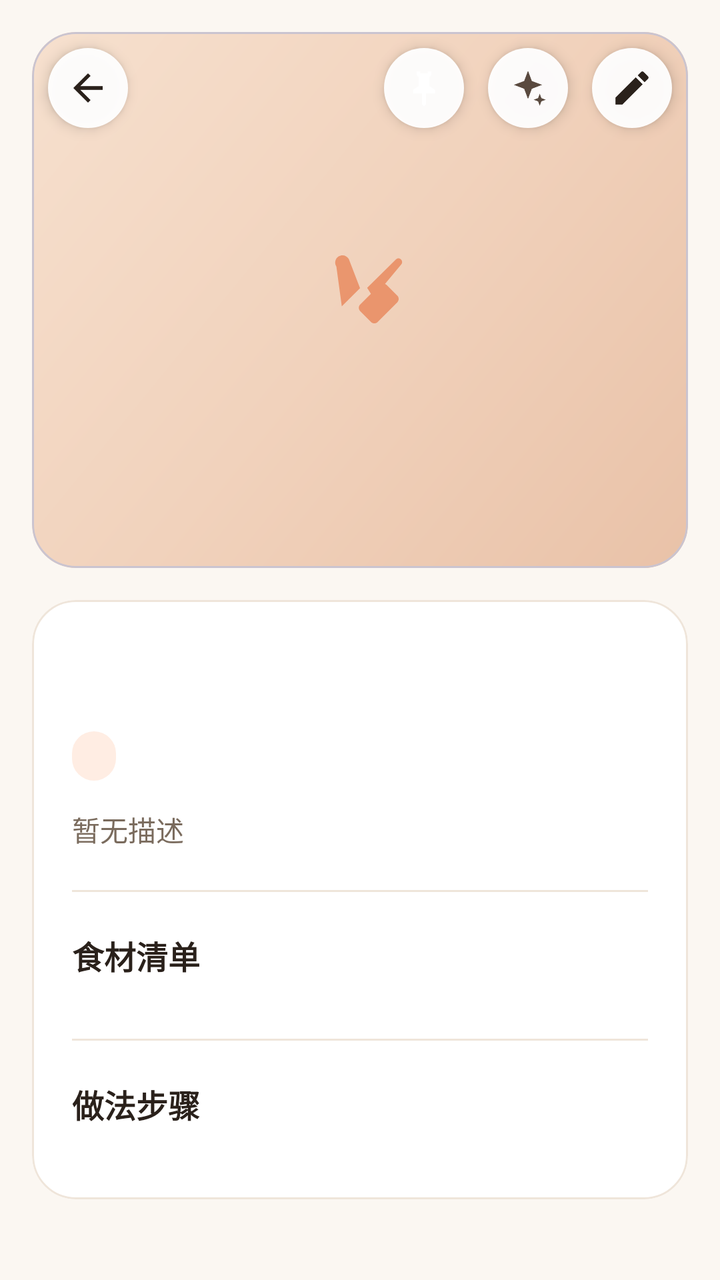
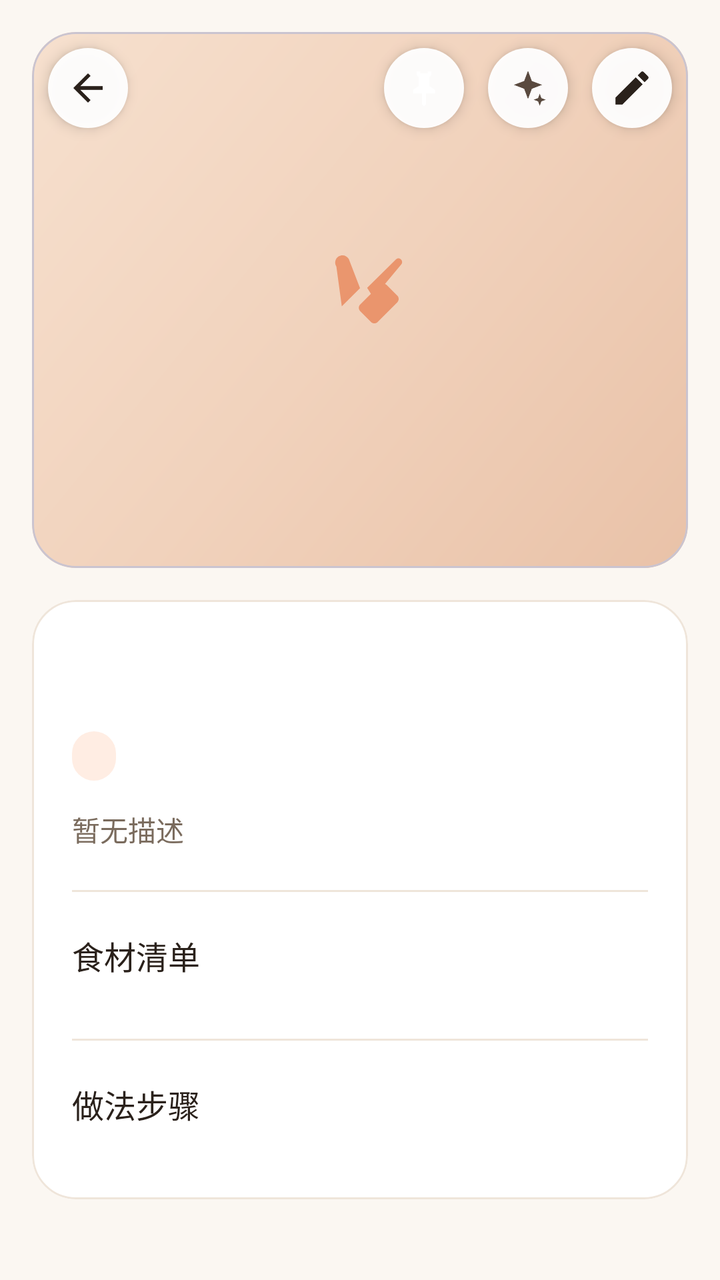

Screens rendered from an Android XML layout before and after an edit, with the pre-edit source and the edit as a unified diff.
<!-- AndroidManifest.xml: application theme Theme.Zuocai -->
<!-- res/layout/activity_detail.xml -->
<?xml version="1.0" encoding="utf-8"?>
<androidx.coordinatorlayout.widget.CoordinatorLayout
    xmlns:android="http://schemas.android.com/apk/res/android"
    xmlns:app="http://schemas.android.com/apk/res-auto"
    android:layout_width="match_parent"
    android:layout_height="match_parent"
    android:background="@color/bg">

    <androidx.core.widget.NestedScrollView
        android:id="@+id/scroll"
        android:layout_width="match_parent"
        android:layout_height="match_parent"
        android:clipToPadding="false"
        android:fillViewport="true"
        android:scrollbars="none">

        <LinearLayout
            android:layout_width="match_parent"
            android:layout_height="wrap_content"
            android:orientation="vertical">

            
            <com.google.android.material.card.MaterialCardView
                android:layout_width="match_parent"
                android:layout_height="268dp"
                android:layout_marginStart="16dp"
                android:layout_marginTop="16dp"
                android:layout_marginEnd="16dp"
                android:layout_marginBottom="16dp"
                app:cardBackgroundColor="@color/surface_sunken"
                app:cardCornerRadius="22dp"
                app:cardElevation="0dp">

                <FrameLayout
                    android:layout_width="match_parent"
                    android:layout_height="match_parent">

                    <ImageView
                        android:id="@+id/cover"
                        android:layout_width="match_parent"
                        android:layout_height="match_parent"
                        android:background="@drawable/bg_cover_placeholder"
                        android:scaleType="centerCrop"
                        android:contentDescription="@null" />

                    <ImageView
                        android:id="@+id/coverIcon"
                        android:layout_width="56dp"
                        android:layout_height="56dp"
                        android:layout_gravity="center"
                        android:alpha="0.5"
                        android:src="@drawable/ic_restaurant"
                        android:contentDescription="@null" />
                </FrameLayout>
            </com.google.android.material.card.MaterialCardView>

            
            <com.google.android.material.card.MaterialCardView
                android:layout_width="match_parent"
                android:layout_height="wrap_content"
                android:layout_marginStart="16dp"
                android:layout_marginTop="0dp"
                android:layout_marginEnd="16dp"
                android:layout_marginBottom="28dp"
                app:cardBackgroundColor="@color/surface"
                app:cardCornerRadius="22dp"
                app:cardElevation="0dp"
                app:strokeColor="@color/divider"
                app:strokeWidth="1dp">

                <LinearLayout
                    android:layout_width="match_parent"
                    android:layout_height="wrap_content"
                    android:orientation="vertical"
                    android:paddingStart="20dp"
                    android:paddingTop="22dp"
                    android:paddingEnd="20dp"
                    android:paddingBottom="24dp">

                    <TextView
                        android:id="@+id/detailName"
                        android:layout_width="match_parent"
                        android:layout_height="wrap_content"
                        android:textColor="@color/text_primary"
                        android:textSize="23sp"
                        android:textStyle="bold"
                        android:lineSpacingExtra="3dp" />

                    
                    <LinearLayout
                        android:layout_width="match_parent"
                        android:layout_height="wrap_content"
                        android:layout_marginTop="13dp"
                        android:gravity="center_vertical"
                        android:orientation="horizontal">

                        <TextView
                            android:id="@+id/detailCategory"
                            android:layout_width="wrap_content"
                            android:layout_height="wrap_content"
                            android:background="@drawable/bg_pill_soft"
                            android:paddingStart="11dp"
                            android:paddingTop="5dp"
                            android:paddingEnd="11dp"
                            android:paddingBottom="5dp"
                            android:textColor="@color/brand"
                            android:textSize="11sp"
                            android:textStyle="bold" />

                        <TextView
                            android:id="@+id/detailMinutes"
                            android:layout_width="wrap_content"
                            android:layout_height="wrap_content"
                            android:layout_marginStart="12dp"
                            android:drawablePadding="4dp"
                            android:gravity="center_vertical"
                            android:textColor="@color/text_tertiary"
                            android:textSize="12sp" />

                        <TextView
                            android:id="@+id/detailServings"
                            android:layout_width="wrap_content"
                            android:layout_height="wrap_content"
                            android:layout_marginStart="10dp"
                            android:drawablePadding="4dp"
                            android:gravity="center_vertical"
                            android:textColor="@color/text_tertiary"
                            android:textSize="12sp" />

                        <TextView
                            android:id="@+id/detailDifficulty"
                            android:layout_width="wrap_content"
                            android:layout_height="wrap_content"
                            android:layout_marginStart="10dp"
                            android:drawablePadding="4dp"
                            android:gravity="center_vertical"
                            android:textColor="@color/text_tertiary"
                            android:textSize="12sp" />
                    </LinearLayout>

                    
                    <HorizontalScrollView
                        android:id="@+id/variantBar"
                        android:layout_width="match_parent"
                        android:layout_height="wrap_content"
                        android:layout_marginTop="14dp"
                        android:scrollbars="none"
                        android:visibility="gone">

                        <LinearLayout
                            android:id="@+id/variantChips"
                            android:layout_width="wrap_content"
                            android:layout_height="wrap_content"
                            android:orientation="horizontal" />
                    </HorizontalScrollView>

                    <TextView
                        android:id="@+id/detailDescription"
                        android:layout_width="match_parent"
                        android:layout_height="wrap_content"
                        android:layout_marginTop="14dp"
                        android:lineSpacingExtra="4dp"
                        android:text="@string/detail_empty_desc"
                        android:textColor="@color/text_secondary"
                        android:textSize="14sp" />

                    <View
                        android:layout_width="match_parent"
                        android:layout_height="1dp"
                        android:layout_marginTop="20dp"
                        android:background="@color/divider" />

                    
                    <TextView
                        android:layout_width="wrap_content"
                        android:layout_height="wrap_content"
                        android:layout_marginTop="20dp"
                        android:text="@string/detail_ingredients"
                        android:textColor="@color/text_primary"
                        android:textSize="16sp"
                        android:textStyle="bold" />

                    <LinearLayout
                        android:id="@+id/ingredientContainer"
                        android:layout_width="match_parent"
                        android:layout_height="wrap_content"
                        android:layout_marginTop="10dp"
                        android:orientation="vertical" />

                    <View
                        android:layout_width="match_parent"
                        android:layout_height="1dp"
                        android:layout_marginTop="20dp"
                        android:background="@color/divider" />

                    
                    <TextView
                        android:layout_width="wrap_content"
                        android:layout_height="wrap_content"
                        android:layout_marginTop="20dp"
                        android:text="@string/detail_steps"
                        android:textColor="@color/text_primary"
                        android:textSize="16sp"
                        android:textStyle="bold" />

                    <LinearLayout
                        android:id="@+id/stepContainer"
                        android:layout_width="match_parent"
                        android:layout_height="wrap_content"
                        android:layout_marginTop="12dp"
                        android:orientation="vertical" />

                </LinearLayout>
            </com.google.android.material.card.MaterialCardView>
        </LinearLayout>
    </androidx.core.widget.NestedScrollView>

    
    <ImageButton
        android:id="@+id/backButton"
        android:layout_width="40dp"
        android:layout_height="40dp"
        android:layout_gravity="top|start"
        android:layout_marginStart="24dp"
        android:layout_marginTop="24dp"
        android:background="@drawable/bg_circle_white"
        android:elevation="4dp"
        android:padding="9dp"
        android:scaleType="fitCenter"
        android:src="@drawable/ic_back"
        android:contentDescription="@string/cancel" />

    
    <ImageButton
        android:id="@+id/editButton"
        android:layout_width="40dp"
        android:layout_height="40dp"
        android:layout_gravity="top|end"
        android:layout_marginTop="24dp"
        android:layout_marginEnd="24dp"
        android:background="@drawable/bg_circle_white"
        android:elevation="4dp"
        android:padding="9dp"
        android:scaleType="fitCenter"
        android:src="@drawable/ic_edit"
        android:contentDescription="@string/edit" />

    
    <ImageButton
        android:id="@+id/aiButton"
        android:layout_width="40dp"
        android:layout_height="40dp"
        android:layout_gravity="top|end"
        android:layout_marginTop="24dp"
        android:layout_marginEnd="76dp"
        android:background="@drawable/bg_circle_white"
        android:elevation="4dp"
        android:padding="9dp"
        android:scaleType="fitCenter"
        android:src="@drawable/ic_ai"
        android:contentDescription="@string/ai_variant" />

    
    <ImageButton
        android:id="@+id/pinButton"
        android:layout_width="40dp"
        android:layout_height="40dp"
        android:layout_gravity="top|end"
        android:layout_marginTop="24dp"
        android:layout_marginEnd="128dp"
        android:background="@drawable/bg_circle_white"
        android:elevation="4dp"
        android:padding="9dp"
        android:scaleType="fitCenter"
        android:src="@drawable/ic_pin"
        android:contentDescription="@string/pin_toggle" />

    
    <LinearLayout
        android:id="@+id/previewBar"
        android:layout_width="match_parent"
        android:layout_height="wrap_content"
        android:layout_gravity="bottom"
        android:background="@color/surface"
        android:elevation="10dp"
        android:orientation="vertical"
        android:paddingStart="20dp"
        android:paddingTop="14dp"
        android:paddingEnd="20dp"
        android:paddingBottom="22dp"
        android:visibility="gone">

        <TextView
            android:id="@+id/previewTitle"
            android:layout_width="match_parent"
            android:layout_height="wrap_content"
            android:text="@string/variant_preview_title"
            android:textColor="@color/text_primary"
            android:textSize="14sp"
            android:textStyle="bold" />

        <LinearLayout
            android:layout_width="match_parent"
            android:layout_height="wrap_content"
            android:layout_marginTop="10dp"
            android:orientation="horizontal">

            <com.google.android.material.button.MaterialButton
                android:id="@+id/previewDiscard"
                style="?attr/materialButtonOutlinedStyle"
                android:layout_width="0dp"
                android:layout_height="wrap_content"
                android:layout_weight="1"
                android:text="@string/variant_discard" />

            <com.google.android.material.button.MaterialButton
                android:id="@+id/previewSave"
                android:layout_width="0dp"
                android:layout_height="wrap_content"
                android:layout_marginStart="12dp"
                android:layout_weight="1"
                android:text="@string/variant_save" />
        </LinearLayout>
    </LinearLayout>

</androidx.coordinatorlayout.widget.CoordinatorLayout>
<!-- resources referenced by this layout -->
<resources>
  <color name="bg">#FBF7F2</color>
  <color name="brand">#E2571E</color>
  <color name="divider">#EFE5DA</color>
  <color name="surface">#FFFFFF</color>
  <color name="surface_sunken">#F4EDE5</color>
  <color name="text_primary">#2A211B</color>
  <color name="text_secondary">#7A6B5D</color>
  <color name="text_tertiary">#A99A8B</color>
  <!-- drawable bg_circle_white (drawable) -->
  <?xml version="1.0" encoding="utf-8"?>
  <shape xmlns:android="http://schemas.android.com/apk/res/android" android:shape="oval">
      <solid android:color="#F2FFFFFF" />
  </shape>
  <!-- drawable bg_cover_placeholder (drawable) -->
  <?xml version="1.0" encoding="utf-8"?>
  <shape xmlns:android="http://schemas.android.com/apk/res/android" android:shape="rectangle">
      <gradient
          android:angle="315"
          android:startColor="#F6E0CE"
          android:centerColor="#F1D2BC"
          android:endColor="#E9C2A8"
          android:type="linear" />
      <corners android:radius="18dp" />
  </shape>
  <!-- drawable bg_pill_soft (drawable) -->
  <?xml version="1.0" encoding="utf-8"?>
  <shape xmlns:android="http://schemas.android.com/apk/res/android" android:shape="rectangle">
      <solid android:color="@color/brand_light" />
      <corners android:radius="30dp" />
  </shape>
  <!-- drawable ic_back (drawable) -->
  <vector xmlns:android="http://schemas.android.com/apk/res/android"
      android:width="24dp" android:height="24dp"
      android:viewportWidth="24" android:viewportHeight="24"
      android:tint="@color/text_primary">
      <path android:fillColor="@android:color/white" android:pathData="M20,11H7.83l5.59,-5.59L12,4l-8,8 8,8 1.41,-1.41L7.83,13H20v-2z" />
  </vector>
  <!-- drawable ic_pin (drawable) -->
  <?xml version="1.0" encoding="utf-8"?>
  <vector xmlns:android="http://schemas.android.com/apk/res/android"
      android:width="24dp"
      android:height="24dp"
      android:viewportWidth="24"
      android:viewportHeight="24">
      <path
          android:fillColor="#FFFFFF"
          android:pathData="M16,3v2l-1,1v5l3,2v2h-5v6l-1,1l-1,-1v-6H6v-2l3,-2V6L8,5V3h2v1h4V3H16z" />
  </vector>
  <string name="ai_variant">换个做法</string>
  <string name="cancel">取消</string>
  <string name="detail_empty_desc">暂无描述</string>
  <string name="detail_ingredients">食材清单</string>
  <string name="detail_steps">做法步骤</string>
  <string name="edit">编辑</string>
  <string name="pin_toggle">常做</string>
  <string name="variant_discard">放弃</string>
  <string name="variant_preview_title">预览</string>
  <string name="variant_save">保存为做法</string>
  <color name="brand_light">#FFEDE3</color>
  <color name="text_on_brand">#FFFFFF</color>
  <!-- unchanged entries left out for length: 4 -->
</resources>

<!-- the commit's change to res/layout/activity_detail.xml (unified diff, before → after) -->
@@ -81,10 +81,10 @@
                         android:id="@+id/detailName"
                         android:layout_width="match_parent"
                         android:layout_height="wrap_content"
+                        android:fontFamily="sans-serif-medium"
+                        android:lineSpacingExtra="3dp"
                         android:textColor="@color/text_primary"
-                        android:textSize="23sp"
-                        android:textStyle="bold"
-                        android:lineSpacingExtra="3dp" />
+                        android:textSize="23sp" />
 
                     
                     <LinearLayout
@@ -164,6 +164,75 @@
                         android:textColor="@color/text_secondary"
                         android:textSize="14sp" />
 
+                    
+                    <com.google.android.material.card.MaterialCardView
+                        android:id="@+id/videoCard"
+                        android:layout_width="match_parent"
+                        android:layout_height="wrap_content"
+                        android:layout_marginTop="16dp"
+                        android:clickable="true"
+                        android:focusable="true"
+                        android:foreground="?attr/selectableItemBackground"
+                        android:visibility="gone"
+                        app:cardBackgroundColor="@color/surface_sunken"
+                        app:cardCornerRadius="16dp"
+                        app:cardElevation="0dp">
+
+                        <LinearLayout
+                            android:layout_width="match_parent"
+                            android:layout_height="wrap_content"
+                            android:gravity="center_vertical"
+                            android:orientation="horizontal"
+                            android:paddingStart="14dp"
+                            android:paddingTop="13dp"
+                            android:paddingEnd="12dp"
+                            android:paddingBottom="13dp">
+
+                            <ImageView
+                                android:layout_width="34dp"
+                                android:layout_height="34dp"
+                                android:background="@drawable/bg_circle_brand"
+                                android:contentDescription="@null"
+                                android:padding="8dp"
+                                android:src="@drawable/ic_play" />
+
+                            <LinearLayout
+                                android:layout_width="0dp"
+                                android:layout_height="wrap_content"
+                                android:layout_marginStart="12dp"
+                                android:layout_weight="1"
+                                android:orientation="vertical">
+
+                                <TextView
+                                    android:id="@+id/videoTitle"
+                                    android:layout_width="match_parent"
+                                    android:layout_height="wrap_content"
+                                    android:ellipsize="end"
+                                    android:maxLines="1"
+                                    android:textColor="@color/text_primary"
+                                    android:textSize="14sp"
+                                    android:textStyle="bold" />
+
+                                <TextView
+                                    android:id="@+id/videoSub"
+                                    android:layout_width="match_parent"
+                                    android:layout_height="wrap_content"
+                                    android:layout_marginTop="3dp"
+                                    android:ellipsize="end"
+                                    android:maxLines="1"
+                                    android:textColor="@color/text_tertiary"
+                                    android:textSize="11sp" />
+                            </LinearLayout>
+
+                            <ImageView
+                                android:layout_width="20dp"
+                                android:layout_height="20dp"
+                                android:alpha="0.45"
+                                android:contentDescription="@null"
+                                android:src="@drawable/ic_chevron_right" />
+                        </LinearLayout>
+                    </com.google.android.material.card.MaterialCardView>
+
                     <View
                         android:layout_width="match_parent"
                         android:layout_height="1dp"
@@ -175,10 +244,10 @@
                         android:layout_width="wrap_content"
                         android:layout_height="wrap_content"
                         android:layout_marginTop="20dp"
+                        android:fontFamily="sans-serif-medium"
                         android:text="@string/detail_ingredients"
                         android:textColor="@color/text_primary"
-                        android:textSize="16sp"
-                        android:textStyle="bold" />
+                        android:textSize="16sp" />
 
                     <LinearLayout
                         android:id="@+id/ingredientContainer"
@@ -198,10 +267,10 @@
                         android:layout_width="wrap_content"
                         android:layout_height="wrap_content"
                         android:layout_marginTop="20dp"
+                        android:fontFamily="sans-serif-medium"
                         android:text="@string/detail_steps"
                         android:textColor="@color/text_primary"
-                        android:textSize="16sp"
-                        android:textStyle="bold" />
+                        android:textSize="16sp" />
 
                     <LinearLayout
                         android:id="@+id/stepContainer"
<!-- resource entries referenced after the edit -->
@@ -8,6 +8,11 @@
   <color name="text_primary">#2A211B</color>
   <color name="text_secondary">#7A6B5D</color>
   <color name="text_tertiary">#A99A8B</color>
+  <!-- drawable bg_circle_brand (drawable) -->
+  <?xml version="1.0" encoding="utf-8"?>
+  <shape xmlns:android="http://schemas.android.com/apk/res/android" android:shape="oval">
+      <solid android:color="@color/brand" />
+  </shape>
   <!-- drawable bg_circle_white (drawable) -->
   <?xml version="1.0" encoding="utf-8"?>
   <shape xmlns:android="http://schemas.android.com/apk/res/android" android:shape="oval">
@@ -37,6 +42,13 @@
       android:tint="@color/text_primary">
       <path android:fillColor="@android:color/white" android:pathData="M20,11H7.83l5.59,-5.59L12,4l-8,8 8,8 1.41,-1.41L7.83,13H20v-2z" />
   </vector>
+  <!-- drawable ic_chevron_right (drawable) -->
+  <vector xmlns:android="http://schemas.android.com/apk/res/android"
+      android:width="24dp" android:height="24dp"
+      android:viewportWidth="24" android:viewportHeight="24"
+      android:tint="@color/text_tertiary">
+      <path android:fillColor="@android:color/white" android:pathData="M10,6L8.59,7.41 13.17,12l-4.58,4.59L10,18l6,-6z" />
+  </vector>
   <!-- drawable ic_pin (drawable) -->
   <?xml version="1.0" encoding="utf-8"?>
   <vector xmlns:android="http://schemas.android.com/apk/res/android"
@@ -47,6 +59,16 @@
       <path
           android:fillColor="#FFFFFF"
           android:pathData="M16,3v2l-1,1v5l3,2v2h-5v6l-1,1l-1,-1v-6H6v-2l3,-2V6L8,5V3h2v1h4V3H16z" />
+  </vector>
+  <!-- drawable ic_play (drawable) -->
+  <vector xmlns:android="http://schemas.android.com/apk/res/android"
+      android:width="24dp"
+      android:height="24dp"
+      android:viewportWidth="24"
+      android:viewportHeight="24">
+      <path
+          android:fillColor="#FFFFFF"
+          android:pathData="M8,5.14v13.72L19.5,12L8,5.14z" />
   </vector>
   <string name="ai_variant">换个做法</string>
   <string name="cancel">取消</string>
